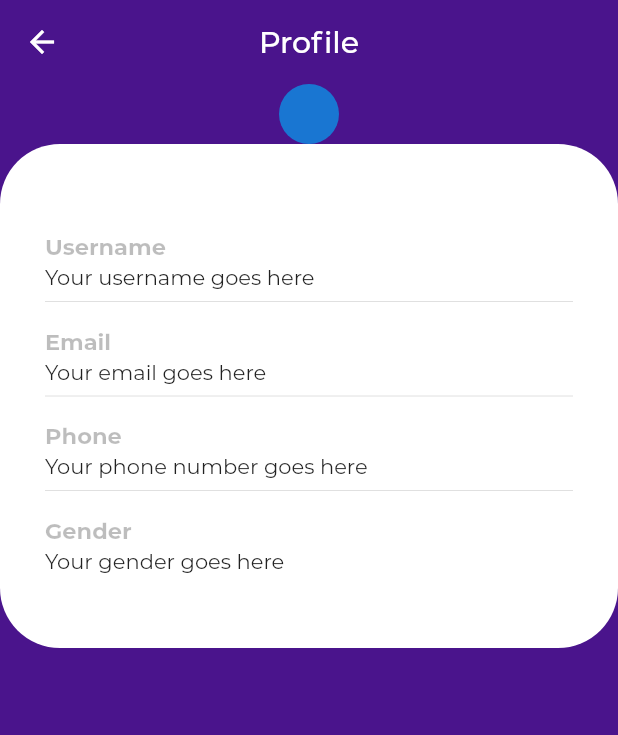
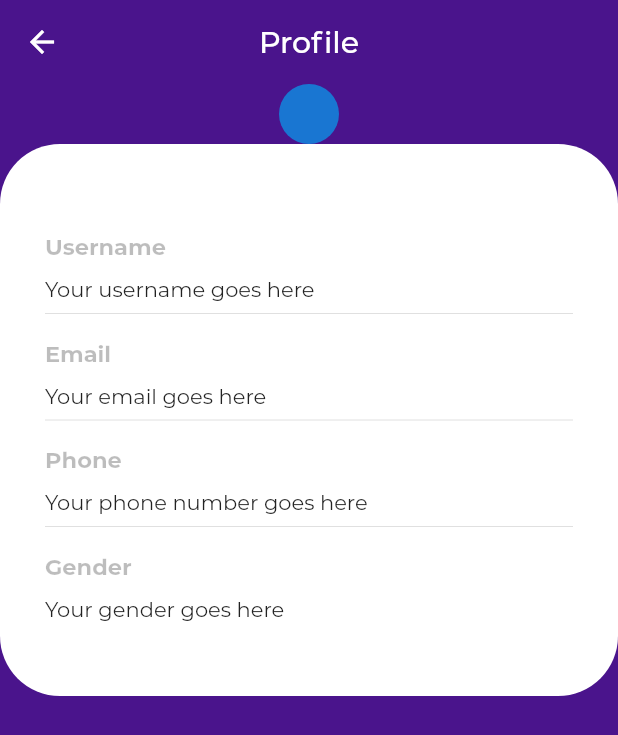
Before and after one commit to onumengine/displaya-HNG, a Flutter app: the screen it shows after launch, on a phone screen of 412 x 824 dp. Shown: the top 735 px of the screen. Run offline on Flutter 3.47's test engine with Material 2 defaults, Android fonts, the light colour scheme and no system bars; project files that could hold a hidden picture were left out.

Commit message:
add bottom padding to the profile detail headers

```diff
--- a/lib/profile_screen.dart
+++ b/lib/profile_screen.dart
@@ -30,7 +30,9 @@ class _ProfileScreenState extends State<ProfileScreen> {
                 child: Column(
                   crossAxisAlignment: CrossAxisAlignment.start,
                   children: <Widget>[
-                    Text(
+                    Padding(
+                      padding: const EdgeInsets.only(bottom: 8),
+                      child: Text(
                         'Username',
                         style: TextStyle(
                           fontSize: 15,
@@ -39,9 +41,12 @@ class _ProfileScreenState extends State<ProfileScreen> {
                           color: Colors.black26,
                         ),
                       ),
+                    ),
                     Text('Your username goes here'),
                     Divider(),
-                    Text(
+                    Padding(
+                      padding: const EdgeInsets.only(bottom: 8),
+                      child: Text(
                         'Email',
                         style: TextStyle(
                           fontSize: 15,
@@ -50,9 +55,12 @@ class _ProfileScreenState extends State<ProfileScreen> {
                           color: Colors.black26,
                         ),
                       ),
+                    ),
                     Text('Your email goes here'),
                     Divider(),
-                    Text(
+                    Padding(
+                      padding: const EdgeInsets.only(bottom: 8),
+                      child: Text(
                         'Phone',
                         style: TextStyle(
                           fontSize: 15,
@@ -61,15 +69,19 @@ class _ProfileScreenState extends State<ProfileScreen> {
                           color: Colors.black26,
                         ),
                       ),
+                    ),
                     Text('Your phone number goes here'),
                     Divider(),
-                    Text(
+                    Padding(
+                      padding: const EdgeInsets.only(bottom: 8),
+                      child: Text(
                         'Gender',
                         style: TextStyle(
                           fontSize: 15,
                           fontWeight: FontWeight.bold,
                           height: 2,
                           color: Colors.black26,
+                        ),
                       ),
                     ),
                     Text('Your gender goes here'),
```
Lines whose indentation alone changed are shown as unchanged.
